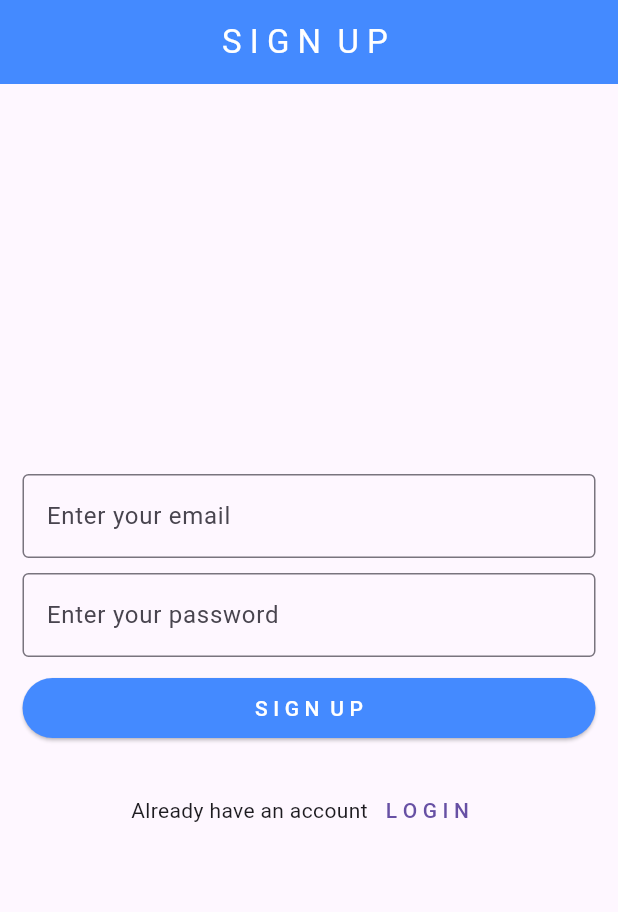
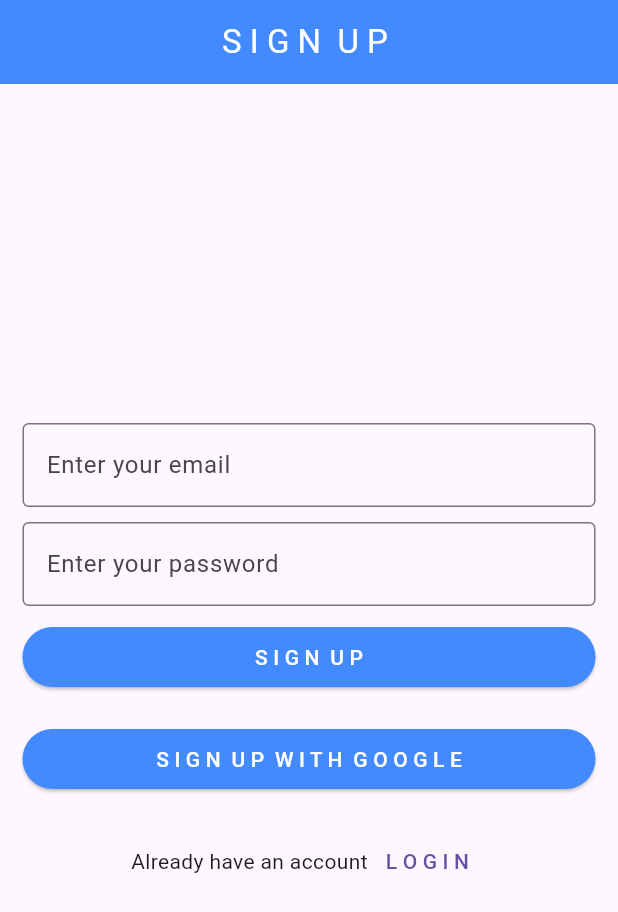
Before and after one commit to azanarib/Firebase-Notification, a Flutter app: the screen it shows after launch, on a phone screen of 412 x 824 dp. Shown: the top 912 px of the screen. Run offline on Flutter 3.47's test engine with Material 3 defaults, Android fonts, the phone set to English and light mode, and no system bars; our stand-ins replace firebase_auth, firebase_core, google_sign_in; accounts and stored records are empty.

Commit message:
Sign-in-google

```diff
--- a/lib/screens/sign_up_screen/sign_up.dart
+++ b/lib/screens/sign_up_screen/sign_up.dart
@@ -12,6 +12,8 @@ class SignUpView extends StatefulWidget {
 class _SignUpViewState extends State<SignUpView> {
   TextEditingController emailController = TextEditingController();
   TextEditingController passwordController = TextEditingController();
+  bool isLoading = false;
+  bool isLoadings = false;
   FirebaseServices services = FirebaseServices();
   @override
   Widget build(BuildContext context) {
@@ -52,16 +54,50 @@ class _SignUpViewState extends State<SignUpView> {
                     foregroundColor: WidgetStatePropertyAll(Colors.white),
                     backgroundColor: WidgetStatePropertyAll(Colors.blueAccent)),
                 onPressed: () {
+                  setState(() {
+                    isLoadings = true;
+                  });
                   services.signInServices(
                       email: emailController.text.toString(),
                       password: passwordController.text.toString(),
                       context: context);
+                  setState(() {
+                    isLoadings = false;
+                  });
                 },
                 child: Center(
-                  child: Text("S I G N  U P"),
+                  child: isLoadings
+                      ? CircularProgressIndicator(
+                          color: Colors.white,
+                        )
+                      : Text("S I G N  U P"),
                 ),
               ),
               SizedBox(height: 20),
+              ElevatedButton(
+                style: ButtonStyle(
+                    foregroundColor: WidgetStatePropertyAll(Colors.white),
+                    backgroundColor: WidgetStatePropertyAll(Colors.blueAccent)),
+                onPressed: () async {
+                  setState(() {
+                    isLoading = true;
+                  });
+                  await FirebaseServices().loginWithGoogle(context);
+                  setState(() {
+                    isLoading = false;
+                  });
+                },
+                child: Center(
+                  child: isLoading
+                      ? CircularProgressIndicator(
+                          color: Colors.white,
+                        )
+                      : Text("S I G N  U P  W I T H  G O O G L E"),
+                ),
+              ),
+              SizedBox(
+                height: 20,
+              ),
               Row(
                 mainAxisAlignment: MainAxisAlignment.center,
                 children: [
--- a/pubspec.yaml
+++ b/pubspec.yaml
@@ -2,7 +2,7 @@ name: firebase_notification
 description: "A new Flutter project."
 # The following line prevents the package from being accidentally published to
 # pub.dev using `flutter pub publish`. This is preferred for private packages.
-publish_to: 'none' # Remove this line if you wish to publish to pub.dev
+publish_to: "none" # Remove this line if you wish to publish to pub.dev
 
 # The following defines the version and build number for your application.
 # A version number is three numbers separated by dots, like 1.2.43
@@ -36,6 +36,7 @@ dependencies:
   cupertino_icons: ^1.0.8
   firebase_core: ^3.15.1
   firebase_auth: ^5.6.2
+  google_sign_in: ^6.2.1
 
 dev_dependencies:
   flutter_test:
@@ -53,7 +54,6 @@ dev_dependencies:
 
 # The following section is specific to Flutter packages.
 flutter:
-
   # The following line ensures that the Material Icons font is
   # included with your application, so that you can use the icons in
   # the material Icons class.
```
Also changed, not shown: lib/firebase_services/services.dart (+38 -3 lines), lib/screens/forgot_password_screen/forgot_password.dart (+12 -2 lines), pubspec.lock, 1 other file.
